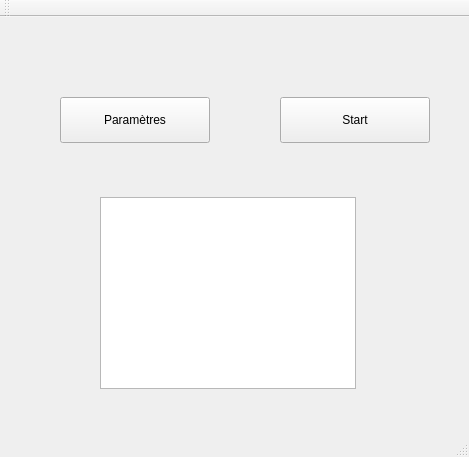
Old version of the form CanYouShakeItQt/CanYouShakeItQt/mainwindow.ui in the repository CanYouDevelopIt/CanYouShakeIt.
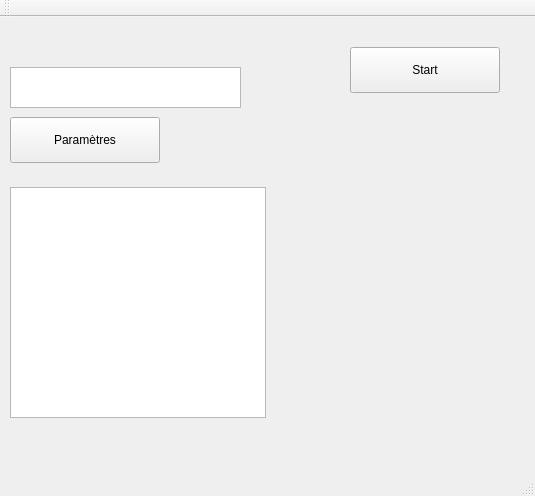
New version of the form.

```diff
--- a/CanYouShakeItQt/CanYouShakeItQt/mainwindow.ui
+++ b/CanYouShakeItQt/CanYouShakeItQt/mainwindow.ui
@@ -6,8 +6,8 @@
    <rect>
     <x>0</x>
     <y>0</y>
-    <width>469</width>
-    <height>457</height>
+    <width>535</width>
+    <height>496</height>
    </rect>
   </property>
   <property name="windowTitle">
@@ -17,8 +17,8 @@
    <widget class="QPushButton" name="start">
     <property name="geometry">
      <rect>
-      <x>280</x>
-      <y>80</y>
+      <x>350</x>
+      <y>30</y>
       <width>150</width>
       <height>46</height>
      </rect>
@@ -30,8 +30,8 @@
    <widget class="QPushButton" name="setParameters">
     <property name="geometry">
      <rect>
-      <x>60</x>
-      <y>80</y>
+      <x>10</x>
+      <y>100</y>
       <width>150</width>
       <height>46</height>
      </rect>
@@ -43,13 +43,36 @@
    <widget class="QListWidget" name="listWidget">
     <property name="geometry">
      <rect>
-      <x>100</x>
-      <y>180</y>
+      <x>10</x>
+      <y>170</y>
       <width>256</width>
-      <height>192</height>
+      <height>231</height>
      </rect>
     </property>
    </widget>
+   <widget class="QTextEdit" name="nouveauJoueur">
+    <property name="geometry">
+     <rect>
+      <x>10</x>
+      <y>50</y>
+      <width>231</width>
+      <height>41</height>
+     </rect>
+    </property>
+   </widget>
+   <widget class="QLabel" name="enterNameLabel">
+    <property name="geometry">
+     <rect>
+      <x>10</x>
+      <y>10</y>
+      <width>231</width>
+      <height>25</height>
+     </rect>
+    </property>
+    <property name="text">
+     <string/>
+    </property>
+   </widget>
   </widget>
   <widget class="QMenuBar" name="menuBar">
    <property name="geometry">
```
Left out of the diff: 4 changed lines with no effect on the pictures.
